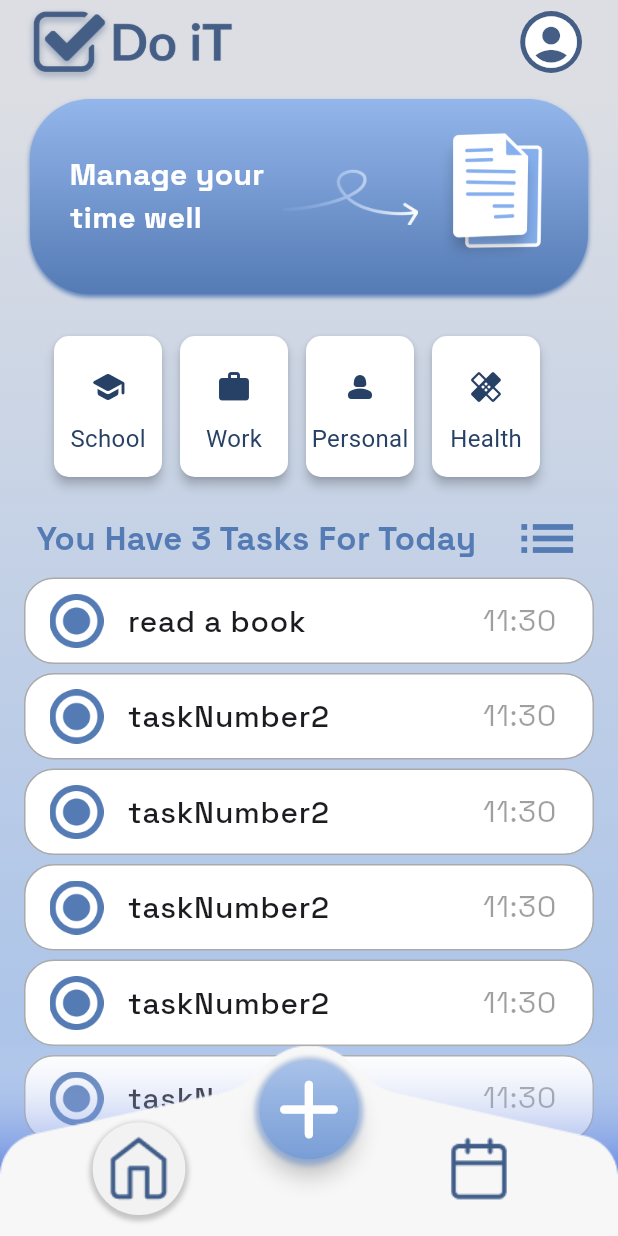
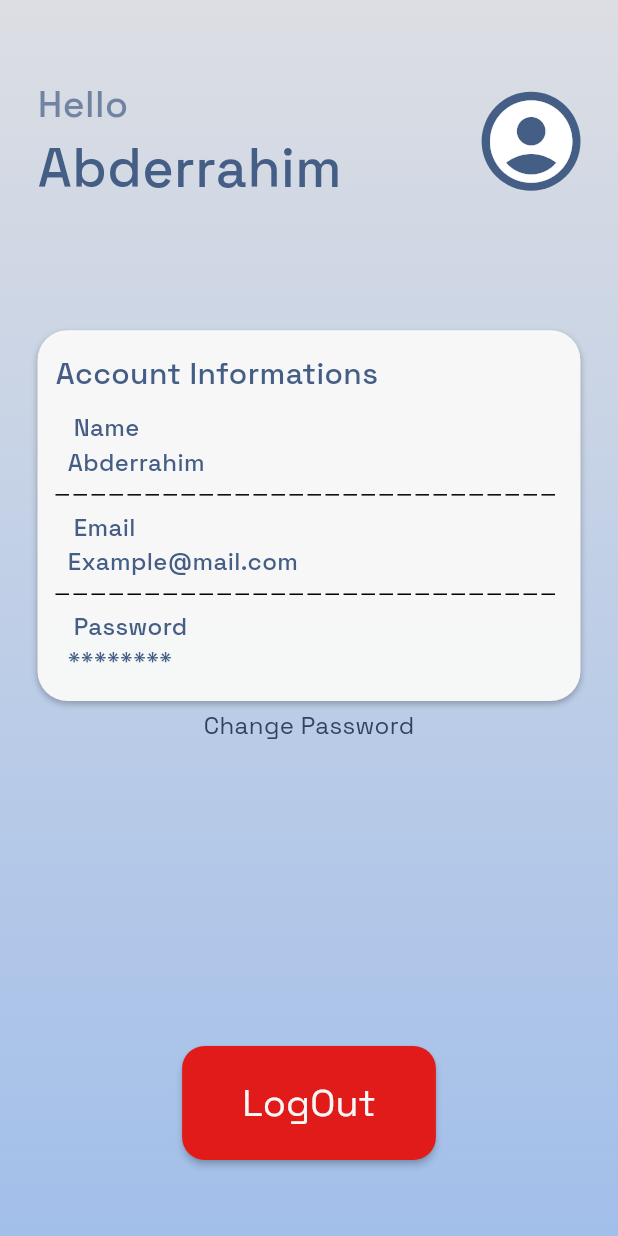
Before and after one commit to rahim2306/TODO, a Flutter app: the TodoHomePage screen opened directly, after a tap on the "account circle" icon, on a phone screen of 412 x 824 dp. Run offline on Flutter 3.47's test engine with Material 3 defaults, Android fonts, the phone set to English and light mode, and no system bars; drawn by our look-alikes of dotted_line, dropdown_button2, flutter_slidable; our stand-ins replace flutter_keyboard_visibility, google_fonts, percent_indicator, table_calendar; missing offline and left inert: hidable, sliver_fill_remaining_box_adapter.

Commit message:
did ProfilePage

```diff
--- a/lib/HomePage/homepage.dart
+++ b/lib/HomePage/homepage.dart
@@ -130,7 +130,6 @@ class _TodoHomePageState extends State<TodoHomePage> {
                   ],
             ),
             SizedBox(height: MediaQuery.sizeOf(context).height*0.155,),
-
           ],
         ),
       ),
--- a/lib/Intro/Pages/loginsignupscreen.dart
+++ b/lib/Intro/Pages/loginsignupscreen.dart
@@ -35,6 +35,7 @@ class _LoginSignUpScreenState extends State<LoginSignUpScreen> {
 
   @override
   Widget build(BuildContext context) {
+    final isKeyBoard = MediaQuery.of(context).viewInsets.bottom == 0;
     return Scaffold(
       resizeToAvoidBottomInset: false,
       body: Column(
@@ -148,7 +149,7 @@ class _LoginSignUpScreenState extends State<LoginSignUpScreen> {
                     ),
                   ),
                 ),
-                Row(
+                if(isKeyBoard) Row(
                   mainAxisAlignment: MainAxisAlignment.center,
                   children: [
                     Padding(
--- a/lib/Principle Widgets/appbar.dart
+++ b/lib/Principle Widgets/appbar.dart
@@ -1,6 +1,7 @@
 // ignore_for_file: prefer_const_constructors
 
 import 'package:flutter/material.dart';
+import 'package:project/ProfilePage/profilepage.dart';
 
 class BuildAppBar extends StatelessWidget implements PreferredSizeWidget {
   const BuildAppBar({super.key, required this.isWhite});
@@ -33,7 +34,10 @@ class BuildAppBar extends StatelessWidget implements PreferredSizeWidget {
     double height =  MediaQuery.sizeOf(context).height*0.05;
     return IconButton(
       onPressed: () {
-        //todo profile page
+        Navigator.push(
+          context,
+          MaterialPageRoute(builder: (context) => ProfilePage()),
+        );
       },
       icon: CircleAvatar(
           radius: height/2,
--- /dev/null
+++ b/lib/ProfilePage/Widgets/info.dart
@@ -0,0 +1,43 @@
+// ignore_for_file: prefer_const_constructors
+
+import 'package:flutter/material.dart';
+import 'package:google_fonts/google_fonts.dart';
+
+class Info extends StatelessWidget {
+
+  final String title;
+  final String? content;
+  const Info({super.key, required this.title, this.content});
+
+  @override
+  Widget build(BuildContext context) {
+    return Column(
+      mainAxisAlignment: MainAxisAlignment.center,
+      crossAxisAlignment: CrossAxisAlignment.start,
+      children: [
+        Padding(
+          padding: const EdgeInsets.only(left:12.0),
+          child: Text(
+            title,
+            style: GoogleFonts.spaceGrotesk(
+              color: Color(0xff455E86),
+              fontSize: 16,
+              fontWeight: FontWeight.w500
+            ),
+          ),
+        ),
+        Padding(
+          padding: const EdgeInsets.only(left: 8.0),
+          child: Text(
+            content!,
+            style: GoogleFonts.spaceGrotesk(
+              color: Color(0xff455E86),
+              fontSize: 16,
+              fontWeight: FontWeight.w500
+            ),
+          ),
+        ),
+      ],
+    );
+  }
+}
--- /dev/null
+++ b/lib/ProfilePage/profilepage.dart
@@ -0,0 +1,293 @@
+// ignore_for_file: prefer_const_literals_to_create_immutables, prefer_const_constructors, unnecessary_nullable_for_final_variable_declarations, avoid_returning_null_for_void, prefer_final_fields, unused_import
+
+import 'package:dotted_line/dotted_line.dart';
+import 'package:flutter/material.dart';
+import 'package:flutter_keyboard_visibility/flutter_keyboard_visibility.dart';
+import 'package:google_fonts/google_fonts.dart';
+import 'package:project/ProfilePage/Widgets/info.dart';
+
+class ProfilePage extends StatefulWidget {
+  const ProfilePage({super.key});
+
+  @override
+  State<ProfilePage> createState() => _ProfilePageState();
+}
+
+class _ProfilePageState extends State<ProfilePage>  {
+
+  bool _isVisible = false;
+  final String? _name = 'Abderrahim';
+  final String email = 'Example@mail.com';
+  final String password = 'Example@mail.com';
+  TextEditingController _controller = TextEditingController();
+  TextEditingController _controller2 = TextEditingController();
+
+
+  @override
+  Widget build(BuildContext context) {
+    final isKeyBoard = MediaQuery.of(context).viewInsets.bottom != 0;
+
+    return Scaffold(
+      body: Container(
+        width: MediaQuery.sizeOf(context).width,
+        decoration: BoxDecoration(
+          gradient: LinearGradient(
+            begin: Alignment.topCenter,
+            end: Alignment.bottomCenter,
+            colors: [Color(0xFFDCDEE3), Color(0xffA2BFEA)],
+          ),
+        ),
+        child: Padding(
+          padding: const EdgeInsets.all(25.0),
+          child: Column(
+            mainAxisAlignment: MainAxisAlignment.center,
+            children: [
+              if(!isKeyBoard)Row(
+                mainAxisAlignment: MainAxisAlignment.spaceBetween,
+                children: [
+                  Column(
+                    crossAxisAlignment: CrossAxisAlignment.start,
+                    children: [
+                      Text(
+                        'Hello',
+                        style: GoogleFonts.spaceGrotesk(
+                          color: Color(0xff455E86).withOpacity(0.7),
+                          fontSize: 25,
+                          fontWeight: FontWeight.w500
+                        ),
+                      ),
+                      Text(
+                        '$_name',
+                        style: GoogleFonts.spaceGrotesk(
+                          color: Color(0xff455E86),
+                          fontSize: 36,
+                          fontWeight: FontWeight.w500
+                        ),
+                      )
+                    ],
+                  ),
+                  CircleAvatar(
+                    radius: MediaQuery.sizeOf(context).height*0.04,
+                    backgroundColor: Color(0xff455E86),
+                    child: Icon(
+                      Icons.account_circle,
+                      size: (MediaQuery.sizeOf(context).height*0.04)*2,
+                      color: Colors.white,
+                    ),
+                  ),
+                ],
+              ),
+              AnimatedContainer(
+                duration: Duration(milliseconds: 500),
+                curve: Curves.easeOutExpo,
+                height: _isVisible ? MediaQuery.sizeOf(context).height*0.06 : MediaQuery.sizeOf(context).height*0.1,
+              ),
+              AnimatedContainer(
+                duration: Duration(milliseconds: 500),
+                curve: Curves.easeOutExpo,
+                height: !isKeyBoard ? MediaQuery.sizeOf(context).height*0.3 : MediaQuery.sizeOf(context).height*0.1,
+                width: double.infinity,
+                decoration: BoxDecoration(
+                  color: Color(0xf9f9f9f9),
+                  borderRadius: BorderRadius.circular(20),
+                  boxShadow: [
+                    BoxShadow(
+                      color: Colors.black.withOpacity(0.25),
+                      spreadRadius: 0,
+                      blurRadius: 3,
+                      offset: Offset(0, 2),
+                    ),
+                  ]
+                ),
+                child: !isKeyBoard ?
+                  Padding(
+                    padding: const EdgeInsets.symmetric(horizontal: 12.0, vertical: 15),
+                    child: Column(
+                      mainAxisAlignment: MainAxisAlignment.center,
+                      crossAxisAlignment: CrossAxisAlignment.start,
+                      children: [
+                        Text(
+                          'Account Informations',
+                          style: GoogleFonts.spaceGrotesk(
+                            color: Color(0xff455E86),
+                            fontSize: 20,
+                            fontWeight: FontWeight.w500
+                          ),
+                        ),
+                        Spacer(),
+                        Info(title: 'Name', content: '$_name',),
+                        Spacer(),
+                        DottedLine(dashGapLength: 3,dashLength: 9,),
+                        Spacer(),
+                        Info(title: 'Email', content: email,),
+                        Spacer(),
+                        DottedLine(dashGapLength: 3,dashLength: 9,),
+                        Spacer(),
+                        Info(title: 'Password', content: '********',),
+                      ],
+                    ),
+                  )
+                  :
+                  Padding(
+                    padding: const EdgeInsets.symmetric(horizontal: 12.0, vertical: 15),
+                    child: Column(
+                      mainAxisAlignment: MainAxisAlignment.center,
+                      crossAxisAlignment: CrossAxisAlignment.start,
+                      children: [
+                        Text(
+                          'Account Informations',
+                          style: GoogleFonts.spaceGrotesk(
+                            color: Color(0xff455E86),
+                            fontSize: 20,
+                            fontWeight: FontWeight.w500
+                          ),
+                        ),
+                      ]
+                    )
+                  )
+              ),
+              SizedBox(height: 5,),
+              GestureDetector(
+                onTap: () => {
+                  setState(() {
+                    _isVisible = true;
+                  })
+                },
+                child: Text(
+                  'Change Password',
+                  style: GoogleFonts.spaceGrotesk(
+                    color: Color.fromARGB(255, 48, 66, 94),
+                    fontSize: 16,
+                    fontWeight: FontWeight.w400
+                  ),
+                ),
+              ),
+              AnimatedOpacity(
+                opacity: _isVisible ? 1.0 : 0.0,
+                duration: const Duration(milliseconds: 500),
+                child: Column(
+                  crossAxisAlignment: CrossAxisAlignment.start,
+                  children:[
+                    Padding(
+                      padding: const EdgeInsets.only(left: 5.0),
+                      child: Text(
+                        'Old Password',
+                        style: GoogleFonts.spaceGrotesk(
+                          color: Color(0xff455E86),
+                          fontSize: 20,
+                          fontWeight: FontWeight.w500
+                        ),
+                      ),
+                    ),
+                    TextFormField(
+                      controller: _controller,
+                      decoration: InputDecoration(
+                        filled: true,
+                        fillColor: Colors.grey[200],
+                        hintText: 'Confirm Password',
+                        hintStyle: GoogleFonts.spaceGrotesk(
+                          color: Color(0xff455E86).withOpacity(0.3),
+                          fontSize: 16,
+                          fontWeight: FontWeight.w500
+                        ),
+                        border: OutlineInputBorder(
+                          borderRadius: BorderRadius.circular(10.0),
+                          borderSide: BorderSide.none,
+                        ),
+                        contentPadding: EdgeInsets.symmetric(vertical: 5.0, horizontal: 20.0), // Padding inside the text field
+                      ),
+                    ),
+                    Padding(
+                      padding: const EdgeInsets.only(left: 5.0),
+                      child: Text(
+                        'Old Password',
+                        style: GoogleFonts.spaceGrotesk(
+                          color: Color(0xff455E86),
+                          fontSize: 20,
+                          fontWeight: FontWeight.w500
+                        ),
+                      ),
+                    ),
+                    TextFormField(
+                      controller: _controller2,
+                      decoration: InputDecoration(
+                        filled: true,
+                        fillColor: Color(0xffE7E7E7),
+                        hintText: 'New Password',
+                        hintStyle: GoogleFonts.spaceGrotesk(
+                          color: Color(0xff455E86).withOpacity(0.3),
+                          fontSize: 16,
+                          fontWeight: FontWeight.w500
+                        ),
+                        border: OutlineInputBorder(
+                          borderRadius: BorderRadius.circular(10.0),
+                          borderSide: BorderSide.none,
+                        ),
+                        contentPadding: EdgeInsets.symmetric(vertical: 5.0, horizontal: 20.0),
+                      ),
+                    ),
+                    Center(
+                      child: ElevatedButton(
+                        onPressed: () => {
+                          setState(() {
+                            _isVisible = false;
+                          })
+                        },
+                        style: ElevatedButton.styleFrom(
+                          backgroundColor: Color(0xfff7f7f7),
+                          padding: EdgeInsets.symmetric(horizontal: 16, vertical: 8),
+                          shape: RoundedRectangleBorder(
+                            borderRadius: BorderRadius.circular(15),
+                          ),
+                          elevation: 2,
+                        ),
+                        child: Text(
+                          'Change',
+                          style: GoogleFonts.spaceGrotesk(
+                            fontWeight: FontWeight.normal,
+                            color: Color(0xff455E86),
+                            fontSize: 16
+                          )
+                        ),
+                      ),
+                    )
+                  ]
+                )
+              ),
+              AnimatedContainer(
+                duration: Duration(milliseconds: 500),
+                curve: Curves.easeOutExpo,
+                height: !_isVisible ? MediaQuery.sizeOf(context).height*0 : MediaQuery.sizeOf(context).height*0.02,
+              ),
+              Center(
+                child: ElevatedButton(
+                  onPressed: () => {
+                    setState(() {
+                      _isVisible = true;
+                    })
+                  },
+                  style: ElevatedButton.styleFrom(
+                    backgroundColor: Color.fromARGB(255, 225, 26, 26),
+                    padding: EdgeInsets.symmetric(horizontal: 40, vertical: 20),
+                    shape: RoundedRectangleBorder(
+                      borderRadius: BorderRadius.circular(15),
+                    ),
+                    elevation: 2,
+                  ),
+                  child: Text(
+                    'LogOut',
+                    style: GoogleFonts.spaceGrotesk(
+                      fontWeight: FontWeight.normal,
+                      color: Color(0xfff7f7f7),
+                      fontSize: 25
+                    )
+                  ),
+                ),
+              )
+            ],
+          ),
+        ),
+      ),
+    );
+  }
+}
--- a/pubspec.yaml
+++ b/pubspec.yaml
@@ -54,6 +54,9 @@ dependencies:
   sticky_headers: ^0.3.0+2
   sliver_tools: ^0.2.12
   sliver_fill_remaining_box_adapter: ^1.0.0
+  calendar_view: ^1.1.0
+  animations: ^2.0.11
+  flutter_keyboard_visibility: ^6.0.0
 
 
 dev_dependencies:
```
Also changed, not shown: assets/images/pfooter.png (added), pubspec.lock.
